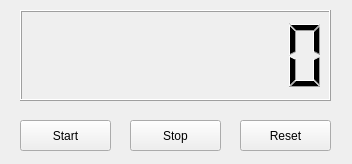
Qt form timer.ui (panzhao12/Timer) before a commit.
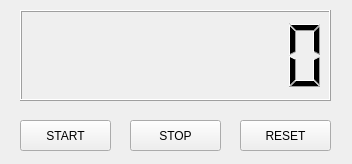
The same form after that commit.

```diff
--- a/timer.ui
+++ b/timer.ui
@@ -42,7 +42,7 @@
      </rect>
     </property>
     <property name="text">
-     <string>Start</string>
+     <string>START</string>
     </property>
    </widget>
    <widget class="QPushButton" name="pushButton_2">
@@ -55,7 +55,7 @@
      </rect>
     </property>
     <property name="text">
-     <string>Stop</string>
+     <string>STOP</string>
     </property>
    </widget>
    <widget class="QPushButton" name="pushButton_3">
@@ -68,7 +68,7 @@
      </rect>
     </property>
     <property name="text">
-     <string>Reset</string>
+     <string>RESET</string>
     </property>
    </widget>
    <widget class="QLCDNumber" name="lcdNumber">
```
Left out of the diff: 6 changed lines with no effect on the pictures.
